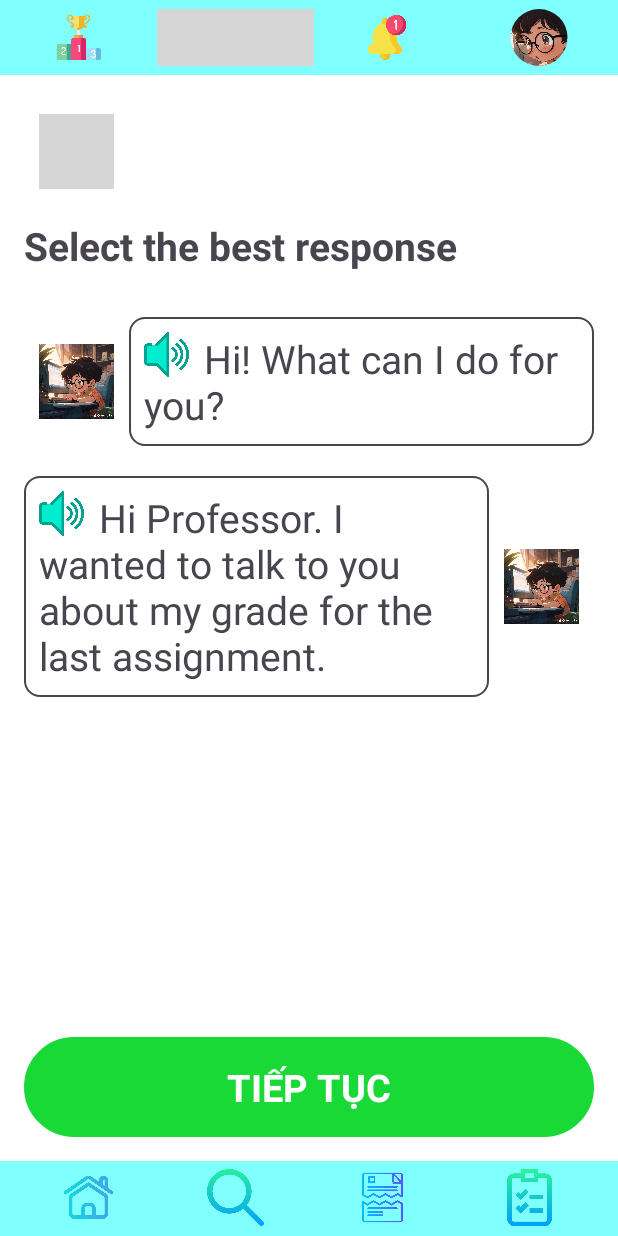
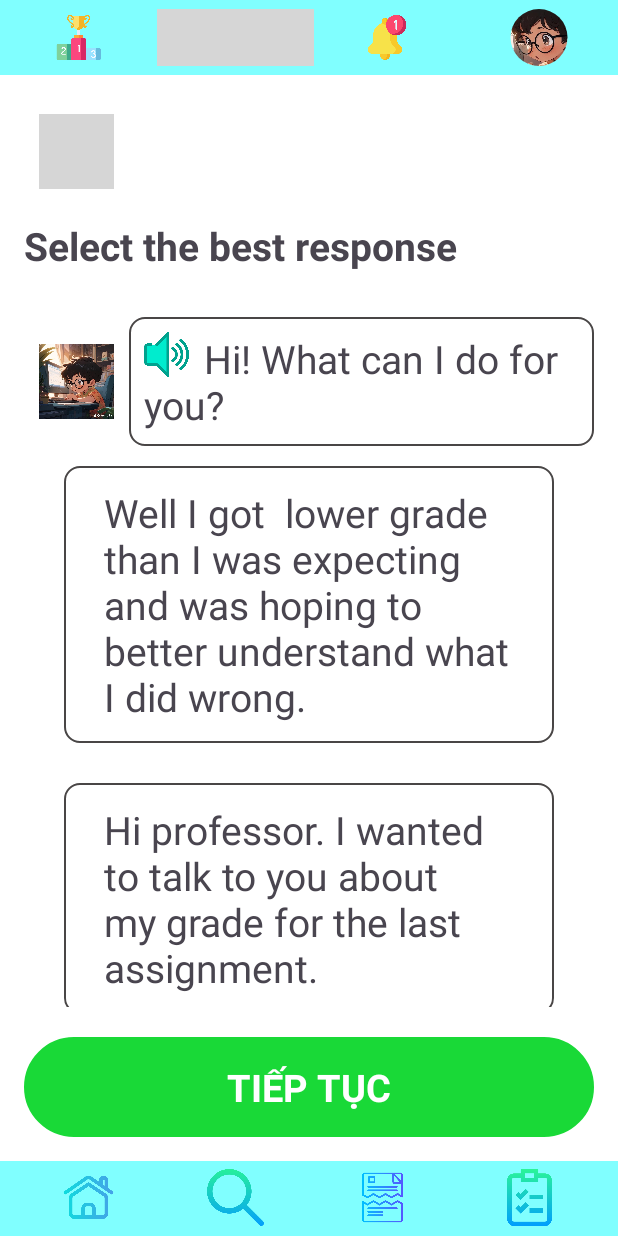
Before and after one commit to minhloi0901/4lingo, an Android app: the ConversationExerciseActivity screen opened directly, with no data from a screen before it, after a tap on "TIẾP TỤC", on a phone screen of 412 x 824 dp. Run offline under Robolectric (Android 15) with nearby library versions, the phone set to English and light mode, and no system bars; our stand-ins replace CircleImageView; grey boxes are pictures that could not be loaded.

Commit message:
not finished conversation activity

```diff
--- a/client/app/src/main/java/com/example/a4lingo/Controllers/ConversationExerciseActivity.java
+++ b/client/app/src/main/java/com/example/a4lingo/Controllers/ConversationExerciseActivity.java
@@ -1,25 +1,36 @@
 package com.example.a4lingo.Controllers;
 
 import android.content.Intent;
-import android.text.SpannableString;
-import android.text.Spanned;
-import android.text.style.LeadingMarginSpan;
+import android.util.Log;
 import android.view.LayoutInflater;
 import android.view.View;
-import android.widget.FrameLayout;
 import android.widget.ImageView;
 import android.widget.LinearLayout;
 import android.widget.TextView;
 
+import androidx.annotation.NonNull;
+
 import com.example.a4lingo.R;
 
+import java.util.ArrayList;
+import java.util.Random;
+
 public class ConversationExerciseActivity extends MainActivity{
+    private String[][] messages = new String[][] {
+            {"Hi! What can I do for you?"},
+            {"Hi professor. I wanted to talk to you about my grade for the last assignment.", "Well I got  lower grade than I was expecting and was hoping to better understand what I did wrong."},
+            {"Hi! What can I do for you?"},
+            {"Choice A", "Choice B", "Choice C", "Choice D"}
+    };
+    private int currentMessageIndex = 0;
+    private LinearLayout root = null;
+    private View v = null;
     @Override
     protected void renderLayout() {
         super.renderLayout();
-        LinearLayout root = (LinearLayout) findViewById(R.id.content);
+        root = (LinearLayout) findViewById(R.id.content);
         LayoutInflater layoutInflater = LayoutInflater.from(this);
-        View v = layoutInflater.inflate(R.layout.activity_conversation_exercise, root, false);
+        v = layoutInflater.inflate(R.layout.activity_conversation_exercise, root, false);
 
         renderAnInstance(v);
 
@@ -39,32 +50,75 @@ public class ConversationExerciseActivity extends MainActivity{
                 startActivity(intent);
             }
         });
-
-        TextView checkResBtn = findViewById(R.id.checkResButton);
-        checkResBtn.setOnClickListener(new View.OnClickListener() {
-            @Override
-            public void onClick(View view) {
-
-            }
-        });
     }
 
     private void renderAnInstance(View v) {
         LinearLayout linearLayout = v.findViewById(R.id.messagesLayout);
 
-        String text = "Hi! What can I do for you?";
-        addNpcMessage(linearLayout, text);
-
-        int npcMessageIndex = 1;
-        renderResponsesForSelecting(linearLayout, npcMessageIndex);
-
-        text = "Hi Professor. I wanted to talk to you about my grade for the last assignment.";
-        addUserMessage(linearLayout, text);
+        addNpcMessage(linearLayout);
     }
 
-    private void renderResponsesForSelecting(LinearLayout linearLayout, int npcMessageIndex) {
+    private void renderResponsesForSelecting(LinearLayout linearLayout) {
         LinearLayout mulChoicesLayout = (LinearLayout) getLayoutInflater().inflate(R.layout.vertical_multiple_choices_layout, linearLayout, false);
+        // Choice's layout parameters
+        LinearLayout.LayoutParams layoutParams = new LinearLayout.LayoutParams(
+                LinearLayout.LayoutParams.MATCH_PARENT,
+                LinearLayout.LayoutParams.WRAP_CONTENT
+        );
+        layoutParams.setMargins(40, 20, 40, 20);
 
+        // Create an instance of Random
+        Random random = new Random();
+
+        // Generate a random number within the specified range
+        int randomNumber = random.nextInt(messages[currentMessageIndex].length);
+        swap(messages[currentMessageIndex], 0, randomNumber);
+        for (int i = 0; i < messages[currentMessageIndex].length; i++){
+            boolean isCorrect = false;
+            if (i == randomNumber)
+                isCorrect = true;
+
+            mulChoicesLayout.addView(getAChoice(linearLayout, mulChoicesLayout, layoutParams, messages[currentMessageIndex][i], isCorrect));
+        }
+
+        linearLayout.addView(mulChoicesLayout);
+    }
+
+    private static <T> void swap(T[] array, int index1, int index2) {
+        if (index1 >= 0 && index1 < array.length && index2 >= 0 && index2 < array.length) {
+            T temp = array[index1];
+            array[index1] = array[index2];
+            array[index2] = temp;
+        } else {
+            // Handle invalid indices if needed
+            System.out.println("Invalid indices");
+        }
+    }
+
+    @NonNull
+    private TextView getAChoice(LinearLayout linearLayout, LinearLayout mulChoicesLayout, LinearLayout.LayoutParams layoutParams, String text, boolean isCorrectAnswer) {
+        TextView choice = new TextView(mulChoicesLayout.getContext());
+        choice.setLayoutParams(layoutParams);
+        choice.setBackgroundResource(R.drawable.border_gray);
+        choice.setText(text);
+        choice.setTextSize(26);
+        choice.setTag(isCorrectAnswer);
+        choice.setPadding(40, 20, 40, 20);
+        choice.setOnClickListener(new View.OnClickListener() {
+            @Override
+            public void onClick(View view) {
+                boolean isCorrect = (boolean) choice.getTag();
+                if (isCorrect){
+                    linearLayout.removeView(mulChoicesLayout);
+                    addUserMessage(linearLayout, text);
+                }
+                else{
+                    choice.setBackgroundResource(R.drawable.border_green);
+                }
+            }
+        });
+
+        return choice;
     }
 
     private void addUserMessage(LinearLayout linearLayout, String text) {
@@ -79,13 +133,25 @@ public class ConversationExerciseActivity extends MainActivity{
 
         TextView userMessageLayout = userLayout.findViewById(R.id.messageTextView);
         userMessageLayout.setText(indentText(text));
+        linearLayout.addView(userLayout);
+        currentMessageIndex++;
 
-        linearLayout.addView(userLayout);
+
+        TextView continueBtn = v.findViewById(R.id.checkResButton);
+        continueBtn.setOnClickListener(new View.OnClickListener() {
+            @Override
+            public void onClick(View view) {
+                checkCompletion();
+                addNpcMessage(linearLayout);
+            }
+        });
+
     }
 
-    private void addNpcMessage(LinearLayout linearLayout, String text) {
+    private void addNpcMessage(LinearLayout linearLayout) {
         LinearLayout npcLayout = (LinearLayout) getLayoutInflater().inflate(R.layout.conversation_npc_item, linearLayout, false);
 
+        // Set audio
         ImageView audioBtn = npcLayout.findViewById(R.id.audioButton);
         audioBtn.setOnClickListener(new View.OnClickListener() {
             @Override
@@ -93,10 +159,36 @@ public class ConversationExerciseActivity extends MainActivity{
                 // start Audio
             }
         });
+
+        // Set message
         TextView npcMessageLayout = npcLayout.findViewById(R.id.messageTextView);
-        npcMessageLayout.setText(indentText(text));
+        npcMessageLayout.setText(indentText(messages[currentMessageIndex++][0]));
 
+        // Add item
         linearLayout.addView(npcLayout);
+
+        // Set responses
+        TextView continueBtn = v.findViewById(R.id.checkResButton);
+        if (continueBtn == null){
+            Log.d("TAG", "addNpcMessage: Null");
+            return;
+        }
+        continueBtn.setOnClickListener(new View.OnClickListener() {
+            @Override
+            public void onClick(View view) {
+                checkCompletion();
+                renderResponsesForSelecting(linearLayout);
+            }
+        });
+    }
+
+    private void checkCompletion() {
+        if (currentMessageIndex == messages.length){
+            Intent intent = new Intent(getApplicationContext(), CompleteLessonActivity.class);
+            intent.setFlags(Intent.FLAG_ACTIVITY_CLEAR_TOP);
+            startActivity(intent);
+            finish();
+        }
     }
 
     private String indentText(String text) {
--- a/client/app/src/main/res/layout/vertical_multiple_choices_layout.xml
+++ b/client/app/src/main/res/layout/vertical_multiple_choices_layout.xml
@@ -5,7 +5,4 @@
     android:orientation="vertical"
     android:id="@+id/vertical_mul_choices_layout"
     >
-
-
-
 </LinearLayout>
```
